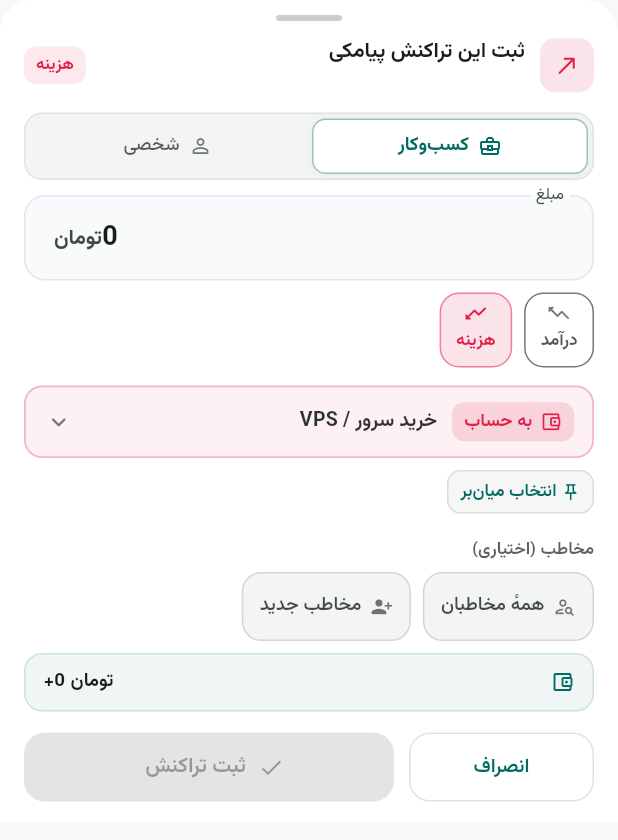
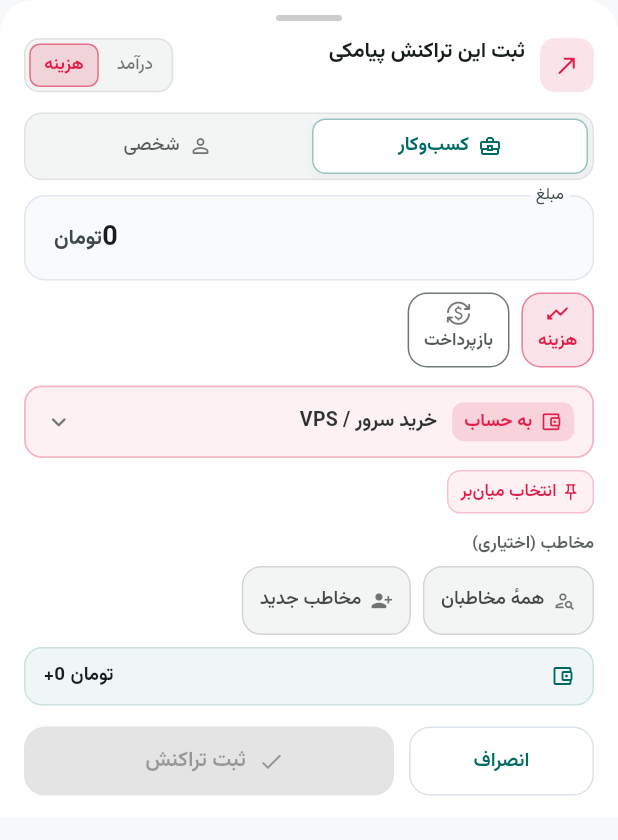
Before and after one commit to Mohammad1724/poolland, a Flutter app: the SmsReviewSheet widget shown alone on an empty page, opened directly with empty values, after a tap on "هزینه", on a phone screen of 412 x 824 dp. Shown: the top 840 px of the screen. Run offline on Flutter 3.47's test engine with Material 3 defaults, Android fonts, the phone set to English and light mode, and no system bars; our stand-ins replace file_picker, fl_chart, flutter_local_notifications, hive_ce_flutter, local_auth, pdf and 3 more; missing offline and left inert: local_auth_android; accounts and stored records are empty.

Commit message:
fix(sms): smooth scope swipe, remove duplicate quick buttons, color-code shortcuts, add header direction toggle
Co-authored-by: arena-agent <297053741+arena-agent@users.noreply.github.com>

```diff
--- a/lib/ui/forms/sms_review_sheet.dart
+++ b/lib/ui/forms/sms_review_sheet.dart
@@ -10,21 +10,20 @@ import '../../data/models.dart';
 import '../../data/repository.dart';
 import '../design.dart';
 import '../motion_kit.dart';
-import '../personal_page.dart';
 import '../settings_page.dart';
 import '../theme.dart';
-import '../widgets/quick_buttons.dart';
 import '../widgets/widgets.dart';
 import 'contact_edit_page.dart';
 
 /// Compact, one-screen sheet for reviewing and approving a bank SMS.
 ///
 /// Supports:
-/// - Horizontal swipe between Business (`کسب‌وکار`) and Personal (`شخصی`).
+/// - Interactive Income (`درآمد`) / Expense (`هزینه`) toggle in the top header.
+/// - Smooth horizontal swipe between Business (`کسب‌وکار`) and Personal (`شخصی`).
 /// - «به حساب» (Expense) / «از حساب» (Income) button that opens a hierarchical
 ///   category -> subcategory picker window.
 /// - One-tap subcategory shortcuts (`میان‌بر`) pinned directly on the sheet,
-///   recording under the parent category and selected subcategory.
+///   color-coded to match Expense (red) or Income (green).
 class SmsReviewSheet extends StatefulWidget {
   const SmsReviewSheet({super.key, required this.sms, this.initialCustomer});
 
@@ -38,11 +37,24 @@ class SmsReviewSheet extends StatefulWidget {
 class _SmsReviewSheetState extends State<SmsReviewSheet> {
   late TextEditingController _amount;
   Customer? _customer;
+  late bool _isIncome;
   TxnKind _kind = TxnKind.income;
   TxnScope _scope = TxnScope.business;
   String? _categoryId;
   bool _presetDone = false;
   double _horizontalDragDx = 0;
+
+  @override
+  void initState() {
+    super.initState();
+    _isIncome = widget.sms.direction != SmsDirection.withdraw;
+    _amount = TextEditingController(
+      text: groupedNumber(
+        widget.sms.amount,
+        decimals: Money.decimals(widget.sms.currency),
+      ),
+    );
+  }
 
   @override
   void didChangeDependencies() {
@@ -57,24 +69,13 @@ class _SmsReviewSheetState extends State<SmsReviewSheet> {
   }
 
   @override
-  void initState() {
-    super.initState();
-    _amount = TextEditingController(
-      text: groupedNumber(
-        widget.sms.amount,
-        decimals: Money.decimals(widget.sms.currency),
-      ),
-    );
-  }
-
-  @override
   void dispose() {
     _amount.dispose();
     super.dispose();
   }
 
   TxnKind _suggestedKind(AppRepository repo, TxnScope scope) {
-    if (widget.sms.direction == SmsDirection.deposit) {
+    if (_isIncome) {
       if (scope == TxnScope.business &&
           _customer != null &&
           repo.balanceOf(_customer!) > 0.5) {
@@ -98,20 +99,15 @@ class _SmsReviewSheetState extends State<SmsReviewSheet> {
 
   List<TxnKind> _availableKinds(AppRepository repo, TxnScope scope) {
     if (scope == TxnScope.personal) {
-      return [
-        widget.sms.direction == SmsDirection.deposit
-            ? TxnKind.income
-            : TxnKind.expense,
-      ];
+      return [_isIncome ? TxnKind.income : TxnKind.expense];
     }
-    if (widget.sms.direction == SmsDirection.deposit) {
+    if (_isIncome) {
       return [
         TxnKind.income,
         if (_customer != null && repo.balanceOf(_customer!) > 0.5)
           TxnKind.receive,
       ];
     }
-    if (widget.sms.direction == SmsDirection.withdraw) {
     return [
       TxnKind.expense,
       if (_customer != null) TxnKind.refund,
@@ -119,17 +115,38 @@ class _SmsReviewSheetState extends State<SmsReviewSheet> {
         TxnKind.payablePayment,
     ];
   }
-    return [TxnKind.income, TxnKind.expense];
+
+  void _changeDirection(AppRepository repo, bool isIncome) {
+    if (_isIncome == isIncome) return;
+    Haptics.selection();
+    setState(() {
+      _isIncome = isIncome;
+      _kind = _suggestedKind(repo, _scope);
+      _categoryId = _suggestedCategoryId(repo, _scope);
+    });
   }
 
   void _changeScope(AppRepository repo, TxnScope scope) {
-    if (_scope == scope) return;
+    if (_scope == scope) {
+      if (_horizontalDragDx != 0) setState(() => _horizontalDragDx = 0);
+      return;
+    }
     Haptics.selection();
     setState(() {
+      _horizontalDragDx = 0;
       _scope = scope;
       _customer = scope == TxnScope.business ? widget.initialCustomer : null;
       _kind = _suggestedKind(repo, scope);
       _categoryId = _suggestedCategoryId(repo, scope);
+    });
+  }
+
+  void _handleHorizontalSwipeUpdate(DragUpdateDetails details) {
+    setState(() {
+      _horizontalDragDx = (_horizontalDragDx + details.delta.dx).clamp(
+        -90.0,
+        90.0,
+      );
     });
   }
 
@@ -138,26 +155,15 @@ class _SmsReviewSheetState extends State<SmsReviewSheet> {
     DragEndDetails details,
   ) {
     final velocity = details.primaryVelocity ?? 0;
-    final swipedEnough = _horizontalDragDx.abs() > 28 || velocity.abs() > 160;
-    _horizontalDragDx = 0;
-    if (!swipedEnough) return;
+    final swipedEnough = _horizontalDragDx.abs() > 32 || velocity.abs() > 180;
+    if (!swipedEnough) {
+      if (_horizontalDragDx != 0) setState(() => _horizontalDragDx = 0);
+      return;
+    }
     final nextScope = _scope == TxnScope.business
         ? TxnScope.personal
         : TxnScope.business;
     _changeScope(repo, nextScope);
-  }
-
-  Future<void> _openQuickEdit(TxnScope scope, [QuickExpense? q]) async {
-    await showLedgerSheet<void>(
-      context,
-      builder: (_) => QuickEditSheet(
-        initial: q,
-        presetScope: scope,
-        presetKind: widget.sms.direction == SmsDirection.deposit
-            ? TxnKind.income
-            : TxnKind.expense,
-      ),
-    );
   }
 
   Future<void> _openAccountCategorySheet(
@@ -256,7 +262,10 @@ class _SmsReviewSheetState extends State<SmsReviewSheet> {
       child: GestureDetector(
         behavior: HitTestBehavior.translucent,
         onHorizontalDragStart: (_) => _horizontalDragDx = 0,
-        onHorizontalDragUpdate: (d) => _horizontalDragDx += d.delta.dx,
+        onHorizontalDragUpdate: _handleHorizontalSwipeUpdate,
+        onHorizontalDragCancel: () {
+          if (_horizontalDragDx != 0) setState(() => _horizontalDragDx = 0);
+        },
         onHorizontalDragEnd: (d) => _handleHorizontalSwipeEnd(repo, d),
         child: SingleChildScrollView(
           physics: const AlwaysScrollableScrollPhysics(),
@@ -267,8 +276,8 @@ class _SmsReviewSheetState extends State<SmsReviewSheet> {
               const SheetHandle(),
               const SizedBox(height: 10),
 
-              // -------- Header --------
-              _header(sms),
+              // -------- Header with interactive Income / Expense toggle -----
+              _header(repo, sms),
               const SizedBox(height: 12),
 
               // -------- Scope toggle (tap or swipe horizontally) --------
@@ -284,28 +293,26 @@ class _SmsReviewSheetState extends State<SmsReviewSheet> {
                 onChanged: () => setState(() {}),
               ),
 
-              // -------- Scope-dependent content with smooth transition --------
-              AnimatedSwitcher(
-                duration: Motion.adaptive(context, Motion.expand),
-                switchInCurve: Curves.easeOutCubic,
-                switchOutCurve: Curves.easeInCubic,
-                transitionBuilder: (child, anim) {
-                  final offsetBegin = scope == TxnScope.personal
-                      ? const Offset(-0.08, 0)
-                      : const Offset(0.08, 0);
-                  return FadeTransition(
-                    opacity: anim,
-                    child: SlideTransition(
-                      position: Tween<Offset>(
-                        begin: offsetBegin,
-                        end: Offset.zero,
-                      ).animate(anim),
-                      child: child,
+              // -------- Smoothly resized & faded scope section --------
+              AnimatedSize(
+                duration: Motion.adaptive(
+                  context,
+                  const Duration(milliseconds: 200),
                 ),
-                  );
-                },
+                curve: Curves.easeOutCubic,
+                alignment: Alignment.topCenter,
+                child: AnimatedContainer(
+                  duration: _horizontalDragDx == 0
+                      ? const Duration(milliseconds: 180)
+                      : Duration.zero,
+                  curve: Curves.easeOutCubic,
+                  transform: Matrix4.translationValues(
+                    _horizontalDragDx * 0.18,
+                    0,
+                    0,
+                  ),
                   child: Column(
-                  key: ValueKey<TxnScope>(scope),
+                    key: ValueKey<String>('${scope.name}-$_isIncome'),
                     mainAxisSize: MainAxisSize.min,
                     crossAxisAlignment: CrossAxisAlignment.stretch,
                     children: [
@@ -321,7 +328,7 @@ class _SmsReviewSheetState extends State<SmsReviewSheet> {
                         ),
                       ],
 
-                    // -------- «به حساب» / «از حساب» button + Shortcuts --------
+                      // -------- «به حساب» / «از حساب» + Shortcuts --------
                       if (categoryKind != null) ...[
                         const SizedBox(height: 12),
                         _accountSelectorSection(
@@ -332,27 +339,9 @@ class _SmsReviewSheetState extends State<SmsReviewSheet> {
                         ),
                       ],
 
-                    // -------- Quick buttons (hidden when empty) --------
-                    Padding(
-                      padding: const EdgeInsets.only(top: 6),
-                      child: QuickButtonsRow(
-                        scopeFilter: scope,
-                        incomeFilter: sms.direction == SmsDirection.deposit,
-                        hideWhenEmpty: true,
-                        selectedCategoryId: _categoryId,
-                        onTap: (q) => setState(() {
-                          if (availableKinds.contains(q.kind)) _kind = q.kind;
-                          if (q.categoryId != null) {
-                            _categoryId = q.categoryId;
-                          }
-                        }),
-                        onLongPress: (q) => _openQuickEdit(scope, q),
-                      ),
-                    ),
-
                       // -------- Contact (Business scope only) --------
                       if (scope == TxnScope.business) ...[
-                      const SizedBox(height: 10),
+                        const SizedBox(height: 12),
                         const SectionCaption('Contact (optional)'),
                         const SizedBox(height: 6),
                         ChipStrip(
@@ -380,6 +369,7 @@ class _SmsReviewSheetState extends State<SmsReviewSheet> {
                     ],
                   ),
                 ),
+              ),
 
               const SizedBox(height: 14),
 
@@ -392,10 +382,9 @@ class _SmsReviewSheetState extends State<SmsReviewSheet> {
     );
   }
 
-  Widget _header(ParsedSms sms) {
+  Widget _header(AppRepository repo, ParsedSms sms) {
     final scheme = Theme.of(context).colorScheme;
-    final isDeposit = sms.direction == SmsDirection.deposit;
-    final accent = isDeposit ? AppTheme.revenue : AppTheme.expense;
+    final accent = _isIncome ? AppTheme.revenue : AppTheme.expense;
     final bank = sms.bankName?.tr ??
         (sms.message.address.isNotEmpty
             ? sms.message.address
@@ -403,7 +392,9 @@ class _SmsReviewSheetState extends State<SmsReviewSheet> {
 
     return Row(
       children: [
-        Container(
+        AnimatedContainer(
+          duration: Motion.adaptive(context, Motion.expand),
+          curve: Curves.easeOutCubic,
           width: 36,
           height: 36,
           decoration: BoxDecoration(
@@ -411,7 +402,7 @@ class _SmsReviewSheetState extends State<SmsReviewSheet> {
             borderRadius: BorderRadius.circular(10),
           ),
           child: Icon(
-            isDeposit
+            _isIncome
                 ? Icons.south_west_rounded
                 : Icons.north_east_rounded,
             size: 18,
@@ -442,20 +433,10 @@ class _SmsReviewSheetState extends State<SmsReviewSheet> {
             ],
           ),
         ),
-        Container(
-          padding: const EdgeInsets.symmetric(horizontal: 8, vertical: 4),
-          decoration: BoxDecoration(
-            color: accent.withValues(alpha: 0.10),
-            borderRadius: BorderRadius.circular(8),
-          ),
-          child: Text(
-            (isDeposit ? 'Income' : 'Expense').tr,
-            style: TextStyle(
-              fontSize: 11,
-              fontWeight: FontWeight.w700,
-              color: accent,
-            ),
-          ),
+        const SizedBox(width: 8),
+        _DirectionToggle(
+          isIncome: _isIncome,
+          onSelect: (inc) => _changeDirection(repo, inc),
         ),
       ],
     );
@@ -606,6 +587,7 @@ class _SmsReviewSheetState extends State<SmsReviewSheet> {
                     ? null
                     : repo.categoryById(sc.parentId)?.name.tr,
                 selected: sc.id == _categoryId,
+                accent: accent,
                 onTap: () {
                   Haptics.selection();
                   setState(() => _categoryId = sc.id);
@@ -624,10 +606,10 @@ class _SmsReviewSheetState extends State<SmsReviewSheet> {
                   vertical: 5,
                 ),
                 decoration: BoxDecoration(
-                  color: scheme.onSurface.withValues(alpha: 0.04),
+                  color: accent.withValues(alpha: 0.06),
                   borderRadius: BorderRadius.circular(9),
                   border: Border.all(
-                    color: scheme.onSurface.withValues(alpha: 0.12),
+                    color: accent.withValues(alpha: 0.22),
                   ),
                 ),
                 child: Row(
@@ -636,7 +618,7 @@ class _SmsReviewSheetState extends State<SmsReviewSheet> {
                     Icon(
                       Icons.push_pin_outlined,
                       size: 13,
-                      color: scheme.primary,
+                      color: accent,
                     ),
                     const SizedBox(width: 3),
                     Text(
@@ -646,7 +628,7 @@ class _SmsReviewSheetState extends State<SmsReviewSheet> {
                       style: TextStyle(
                         fontSize: 11.5,
                         fontWeight: FontWeight.w600,
-                        color: scheme.primary,
+                        color: accent,
                       ),
                     ),
                   ],
@@ -705,24 +687,109 @@ class _SmsReviewSheetState extends State<SmsReviewSheet> {
   }
 }
 
-/// Pinned shortcut chip for a subcategory or category on the main sheet.
+/// Compact two-button pill in the header to switch between Income («درآمد»)
+/// and Expense («هزینه»).
+class _DirectionToggle extends StatelessWidget {
+  const _DirectionToggle({
+    required this.isIncome,
+    required this.onSelect,
+  });
+
+  final bool isIncome;
+  final ValueChanged<bool> onSelect;
+
+  @override
+  Widget build(BuildContext context) {
+    final scheme = Theme.of(context).colorScheme;
+    return Container(
+      padding: const EdgeInsets.all(2.5),
+      decoration: BoxDecoration(
+        color: scheme.onSurface.withValues(alpha: 0.05),
+        borderRadius: BorderRadius.circular(10),
+        border: Border.all(
+          color: scheme.onSurface.withValues(alpha: 0.09),
+        ),
+      ),
+      child: Row(
+        mainAxisSize: MainAxisSize.min,
+        children: [
+          _pill(
+            context: context,
+            label: 'Income'.tr,
+            selected: isIncome,
+            color: AppTheme.revenue,
+            onTap: () => onSelect(true),
+          ),
+          const SizedBox(width: 2),
+          _pill(
+            context: context,
+            label: 'Expense'.tr,
+            selected: !isIncome,
+            color: AppTheme.expense,
+            onTap: () => onSelect(false),
+          ),
+        ],
+      ),
+    );
+  }
+
+  Widget _pill({
+    required BuildContext context,
+    required String label,
+    required bool selected,
+    required Color color,
+    required VoidCallback onTap,
+  }) {
+    final onSurface = Theme.of(context).colorScheme.onSurface;
+    return InkWell(
+      borderRadius: BorderRadius.circular(7),
+      onTap: onTap,
+      child: AnimatedContainer(
+        duration: Motion.adaptive(context, Motion.expand),
+        curve: Curves.easeOutCubic,
+        padding: const EdgeInsets.symmetric(horizontal: 9, vertical: 5),
+        decoration: BoxDecoration(
+          color: selected ? color.withValues(alpha: 0.15) : Colors.transparent,
+          borderRadius: BorderRadius.circular(7),
+          border: Border.all(
+            color: selected
+                ? color.withValues(alpha: 0.55)
+                : Colors.transparent,
+          ),
+        ),
+        child: Text(
+          label,
+          style: TextStyle(
+            fontSize: 11.5,
+            fontWeight: selected ? FontWeight.w800 : FontWeight.w500,
+            color: selected ? color : onSurface.withValues(alpha: 0.60),
+          ),
+        ),
+      ),
+    );
+  }
+}
+
+/// Pinned shortcut chip for a subcategory or category on the main sheet,
+/// color-coded by transaction direction ([accent]).
 class _ShortcutCategoryChip extends StatelessWidget {
   const _ShortcutCategoryChip({
     required this.category,
     required this.parentName,
     required this.selected,
+    required this.accent,
     required this.onTap,
   });
 
   final Category category;
   final String? parentName;
   final bool selected;
+  final Color accent;
   final VoidCallback onTap;
 
   @override
   Widget build(BuildContext context) {
-    final scheme = Theme.of(context).colorScheme;
-    final onSurface = scheme.onSurface;
+    final onSurface = Theme.of(context).colorScheme.onSurface;
     return Tooltip(
       message: parentName == null
           ? category.name.tr
@@ -736,12 +803,12 @@ class _ShortcutCategoryChip extends StatelessWidget {
           padding: const EdgeInsets.symmetric(horizontal: 10, vertical: 5.5),
           decoration: BoxDecoration(
             color: selected
-                ? scheme.primary.withValues(alpha: 0.15)
+                ? accent.withValues(alpha: 0.14)
                 : onSurface.withValues(alpha: 0.04),
             borderRadius: BorderRadius.circular(9),
             border: Border.all(
               color: selected
-                  ? scheme.primary.withValues(alpha: 0.65)
+                  ? accent.withValues(alpha: 0.65)
                   : onSurface.withValues(alpha: 0.14),
               width: selected ? 1.4 : 1,
             ),
@@ -753,7 +820,7 @@ class _ShortcutCategoryChip extends StatelessWidget {
                 selected ? Icons.check_rounded : Icons.bolt_rounded,
                 size: 13.5,
                 color: selected
-                    ? scheme.primary
+                    ? accent
                     : onSurface.withValues(alpha: 0.55),
               ),
               const SizedBox(width: 4),
@@ -763,7 +830,7 @@ class _ShortcutCategoryChip extends StatelessWidget {
                   fontSize: 12,
                   fontWeight: selected ? FontWeight.w700 : FontWeight.w600,
                   color: selected
-                      ? scheme.primary
+                      ? accent
                       : onSurface.withValues(alpha: 0.85),
                 ),
               ),
@@ -985,12 +1052,12 @@ class _AccountCategorySheetState extends State<_AccountCategorySheet> {
                   curve: Curves.easeOutCubic,
                   decoration: BoxDecoration(
                     color: expanded
-                        ? scheme.primary.withValues(alpha: 0.05)
+                        ? accent.withValues(alpha: 0.05)
                         : scheme.onSurface.withValues(alpha: 0.03),
                     borderRadius: BorderRadius.circular(12),
                     border: Border.all(
                       color: parentSelected
-                          ? scheme.primary.withValues(alpha: 0.45)
+                          ? accent.withValues(alpha: 0.45)
                           : scheme.onSurface.withValues(alpha: 0.10),
                     ),
                   ),
@@ -1018,7 +1085,7 @@ class _AccountCategorySheetState extends State<_AccountCategorySheet> {
                                     : Icons.folder_outlined,
                                 size: 18,
                                 color: parentSelected
-                                    ? scheme.primary
+                                    ? accent
                                     : scheme.onSurface.withValues(alpha: 0.65),
                               ),
                               const SizedBox(width: 10),
@@ -1040,8 +1107,8 @@ class _AccountCategorySheetState extends State<_AccountCategorySheet> {
                                     vertical: 2,
                                   ),
                                   decoration: BoxDecoration(
-                                    color: scheme.primary.withValues(
-                                      alpha: 0.10,
+                                    color: accent.withValues(
+                                      alpha: 0.12,
                                     ),
                                     borderRadius: BorderRadius.circular(99),
                                   ),
@@ -1050,7 +1117,7 @@ class _AccountCategorySheetState extends State<_AccountCategorySheet> {
                                     style: TextStyle(
                                       fontSize: 11,
                                       fontWeight: FontWeight.w700,
-                                      color: scheme.primary,
+                                      color: accent,
                                     ),
                                   ),
                                 ),
@@ -1079,6 +1146,7 @@ class _AccountCategorySheetState extends State<_AccountCategorySheet> {
                               for (final sub in subs)
                                 _SubcategoryTile(
                                   category: sub,
+                                  accent: accent,
                                   selected:
                                       sub.id == widget.selectedCategoryId,
                                   onSelect: () => Navigator.pop(context, sub),
@@ -1090,6 +1158,7 @@ class _AccountCategorySheetState extends State<_AccountCategorySheet> {
                               // Select the parent category directly
                               _SubcategoryTile(
                                 category: parent,
+                                accent: accent,
                                 labelOverride:
                                     'General ({name})'.trArgs({
                                       'name': parent.name.tr,
@@ -1108,6 +1177,7 @@ class _AccountCategorySheetState extends State<_AccountCategorySheet> {
                                 child: TextButton.icon(
                                   style: TextButton.styleFrom(
                                     visualDensity: VisualDensity.compact,
+                                    foregroundColor: accent,
                                   ),
                                   onPressed: () => _addSubcategoryDialog(
                                     repo,
@@ -1138,6 +1208,7 @@ class _AccountCategorySheetState extends State<_AccountCategorySheet> {
 class _SubcategoryTile extends StatelessWidget {
   const _SubcategoryTile({
     required this.category,
+    required this.accent,
     required this.selected,
     required this.onSelect,
     required this.onToggleShortcut,
@@ -1145,6 +1216,7 @@ class _SubcategoryTile extends StatelessWidget {
   });
 
   final Category category;
+  final Color accent;
   final String? labelOverride;
   final bool selected;
   final VoidCallback onSelect;
@@ -1152,8 +1224,7 @@ class _SubcategoryTile extends StatelessWidget {
 
   @override
   Widget build(BuildContext context) {
-    final scheme = Theme.of(context).colorScheme;
-    final onSurface = scheme.onSurface;
+    final onSurface = Theme.of(context).colorScheme.onSurface;
     return InkWell(
       borderRadius: BorderRadius.circular(9),
       onTap: onSelect,
@@ -1162,12 +1233,12 @@ class _SubcategoryTile extends StatelessWidget {
         padding: const EdgeInsets.symmetric(horizontal: 10, vertical: 7),
         decoration: BoxDecoration(
           color: selected
-              ? scheme.primary.withValues(alpha: 0.14)
+              ? accent.withValues(alpha: 0.14)
               : Theme.of(context).cardColor,
           borderRadius: BorderRadius.circular(9),
           border: Border.all(
             color: selected
-                ? scheme.primary.withValues(alpha: 0.55)
+                ? accent.withValues(alpha: 0.55)
                 : onSurface.withValues(alpha: 0.08),
           ),
         ),
@@ -1179,7 +1250,7 @@ class _SubcategoryTile extends StatelessWidget {
                   : Icons.subdirectory_arrow_left_rounded,
               size: 16,
               color: selected
-                  ? scheme.primary
+                  ? accent
                   : onSurface.withValues(alpha: 0.5),
             ),
             const SizedBox(width: 8),
@@ -1189,7 +1260,7 @@ class _SubcategoryTile extends StatelessWidget {
                 style: TextStyle(
                   fontSize: 13,
                   fontWeight: selected ? FontWeight.w700 : FontWeight.w500,
-                  color: selected ? scheme.primary : onSurface,
+                  color: selected ? accent : onSurface,
                 ),
               ),
             ),
@@ -1210,7 +1281,7 @@ class _SubcategoryTile extends StatelessWidget {
                           : Icons.push_pin_outlined,
                       size: 15,
                       color: category.isShortcut
-                          ? scheme.primary
+                          ? accent
                           : onSurface.withValues(alpha: 0.4),
                     ),
                     const SizedBox(width: 3),
@@ -1222,7 +1293,7 @@ class _SubcategoryTile extends StatelessWidget {
                             ? FontWeight.w700
                             : FontWeight.w500,
                         color: category.isShortcut
-                            ? scheme.primary
+                            ? accent
                             : onSurface.withValues(alpha: 0.45),
                       ),
                     ),
```
Also changed, not shown: 1 other file. Lines whose indentation alone changed are shown as unchanged.
